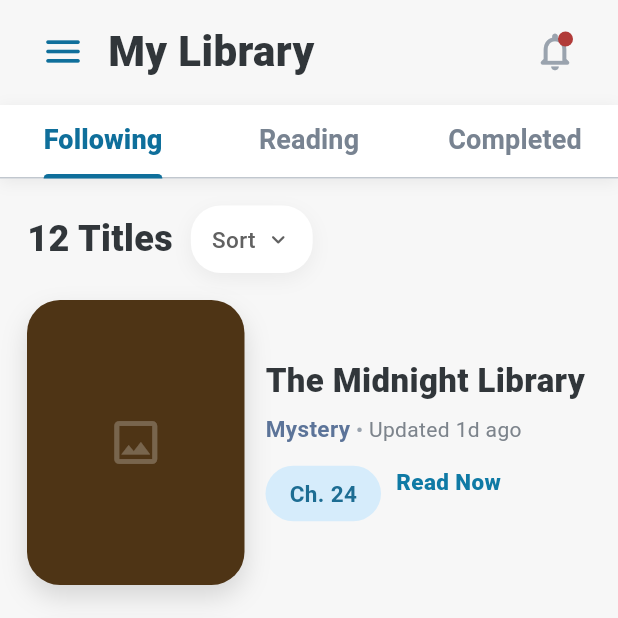
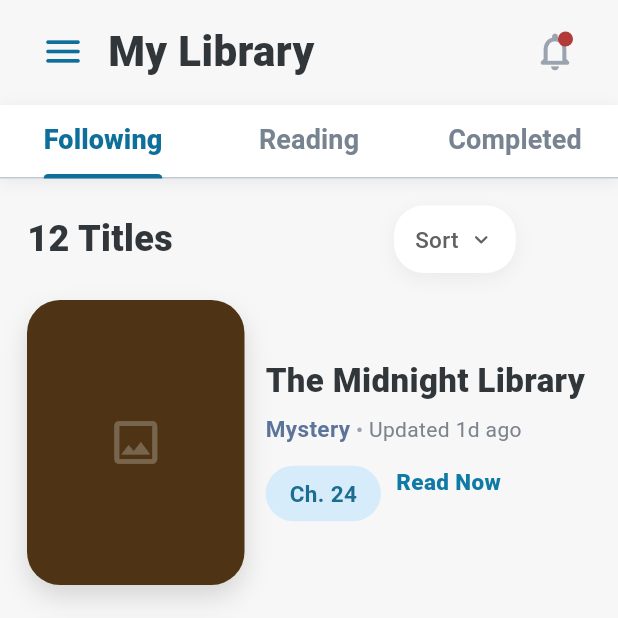
Before and after one commit to quangtu2509/Panellit-reading-app, a Flutter app: the LibraryPage screen opened directly, on a phone screen of 412 x 824 dp, the top half of it. Run offline on Flutter 3.47's test engine with Material 3 defaults, Android fonts, the phone set to English and light mode, and no system bars.

Commit message:
fix sort button

```diff
--- a/lib/features/library/presentation/pages/library_page.dart
+++ b/lib/features/library/presentation/pages/library_page.dart
@@ -224,7 +224,7 @@ class _LibraryPageState extends State<LibraryPage> {
                 ),
               ),
             ),
-            const SizedBox(width: 12),
+            const Spacer(),
             PopupMenuButton<String>(
               initialValue: _selectedSort,
               onSelected: (value) {
```
